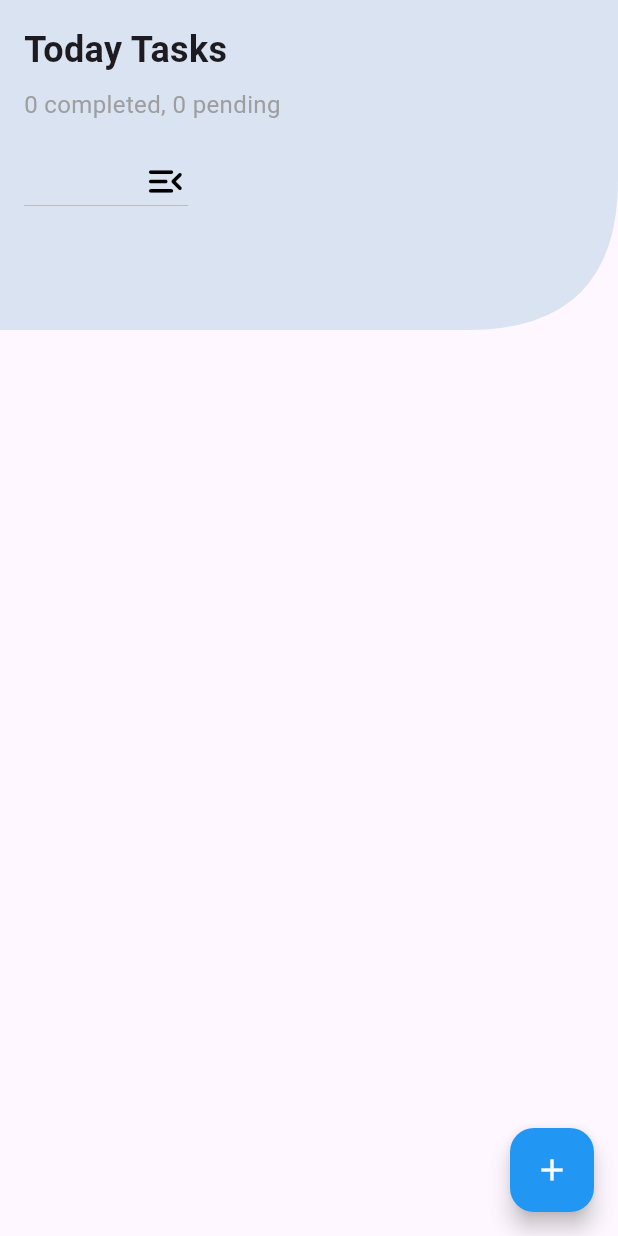
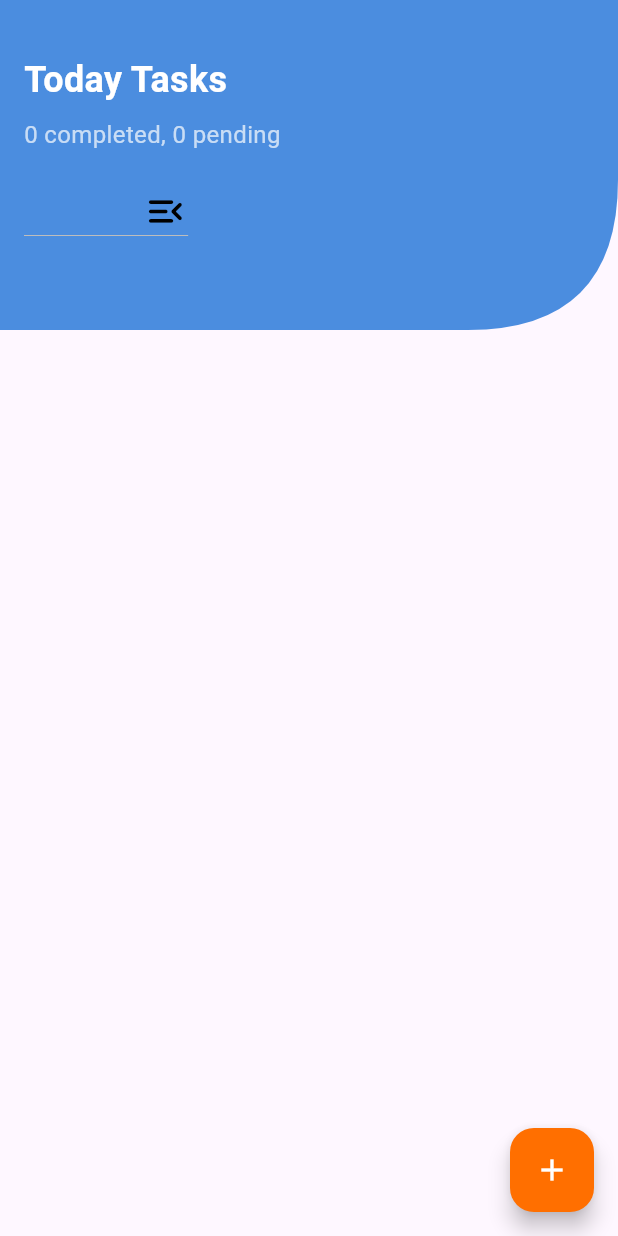
Before and after one commit to summydev/sunotes, a Flutter app: the screen it shows after launch, after a tap on "Today", on a phone screen of 412 x 824 dp. Run offline on Flutter 3.47's test engine with Material 3 defaults, Android fonts, the phone set to English and light mode, and no system bars.

Commit message:
worked on the branding and theme

```diff
--- a/lib/providers/task_provider.dart
+++ b/lib/providers/task_provider.dart
@@ -8,15 +8,16 @@ class TaskProvider extends ChangeNotifier {
   TaskFilter _filter = TaskFilter.all;
 
   final Map<String, Color> _categoryColors = {
-    'Work': Colors.red,
-    'Personal': Colors.green,
-    'Health': Colors.blue,
-    'Hobby': Colors.orange
+    'Uncategorized': Colors.grey,
+    'Work': const Color.fromARGB(255, 126, 180, 241),
+    'Personal': const Color.fromARGB(255, 50, 202, 114),
+    'Shopping': const Color.fromARGB(255, 233, 28, 96),
+    'Health': const Color.fromARGB(255, 69, 73, 69),
   };
 
   // Getter for category colors
   Color getCategoryColor(String category) {
-    return _categoryColors[category] ?? Colors.blue;
+    return _categoryColors[category] ?? const Color.fromARGB(255, 32, 145, 238);
   }
 
 //Getter for task based on categories
--- a/lib/screens/home_screen.dart
+++ b/lib/screens/home_screen.dart
@@ -2,6 +2,7 @@ import 'package:flutter/material.dart';
 import 'package:provider/provider.dart';
 import 'package:sunotes/providers/task_provider.dart';
 import 'package:sunotes/screens/viewtodos_screen.dart';
+import 'package:sunotes/widgets/brand_colors.dart'; // Import the brand colors
 
 class HomeScreen extends StatelessWidget {
   const HomeScreen({super.key});
@@ -9,10 +10,26 @@ class HomeScreen extends StatelessWidget {
   @override
   Widget build(BuildContext context) {
     final filters = [
-      {'label': 'Today', 'filter': 'Today', 'color': Colors.red},
-      {'label': 'Tomorrow', 'filter': 'Tomorrow', 'color': Colors.blue},
-      {'label': 'This Week', 'filter': 'This Week', 'color': Colors.green},
-      {'label': 'This Month', 'filter': 'This Month', 'color': Colors.purple}
+      {
+        'label': 'Today',
+        'filter': 'Today',
+        'color': BrandColors.secondaryColor
+      },
+      {
+        'label': 'Tomorrow',
+        'filter': 'Tomorrow',
+        'color': BrandColors.primaryColor
+      },
+      {
+        'label': 'This Week',
+        'filter': 'This Week',
+        'color': BrandColors.accentColor
+      },
+      {
+        'label': 'This Month',
+        'filter': 'This Month',
+        'color': BrandColors.textColor
+      },
     ];
 
     final taskProvider = Provider.of<TaskProvider>(context);
@@ -37,7 +54,8 @@ class HomeScreen extends StatelessWidget {
           ],
         ),
         toolbarHeight: 100,
-        backgroundColor: Colors.white,
+        backgroundColor:
+            BrandColors.primaryColor, // Using the primary brand color
         elevation: 0,
       ),
       body: Padding(
--- a/lib/screens/viewtodos_screen.dart
+++ b/lib/screens/viewtodos_screen.dart
@@ -4,6 +4,7 @@ import 'package:sunotes/models/task_model.dart';
 import 'package:sunotes/providers/task_provider.dart';
 import 'package:sunotes/widgets/addtaskdialog.dart';
 import 'package:sunotes/widgets/task_list.dart';
+import 'package:sunotes/widgets/brand_colors.dart'; // Import the brand colors
 
 extension DateTimeComparison on DateTime {
   bool isSameDay(DateTime other) {
@@ -71,24 +72,28 @@ class ViewTodoScreen extends StatelessWidget {
             child: AppBar(
               elevation: 1,
               toolbarHeight: 160,
-              backgroundColor: const Color.fromARGB(255, 224, 235, 245),
+              backgroundColor: BrandColors.primaryColor, // Primary brand color
               automaticallyImplyLeading: false,
               flexibleSpace: Padding(
                 padding: const EdgeInsets.all(16.0),
                 child: Column(
                   crossAxisAlignment: CrossAxisAlignment.start,
                   children: [
+                    SizedBox(height: 20.0),
                     Text(
                       '$filter Tasks',
-                      style: const TextStyle(
-                          fontSize: 24, fontWeight: FontWeight.bold),
+                      style: TextStyle(
+                          fontSize: 24,
+                          fontWeight: FontWeight.bold,
+                          color: Colors.white), // White text for contrast
                     ),
                     const SizedBox(height: 8),
                     Text(
                       '$completedCount completed, $pendingCount pending',
                       style: const TextStyle(
                         fontSize: 16,
-                        color: Colors.grey,
+                        color:
+                            Colors.white70, // Lighter white for secondary text
                       ),
                     ),
                     const SizedBox(height: 16),
@@ -132,7 +137,7 @@ class ViewTodoScreen extends StatelessWidget {
             showDialog(
                 context: context, builder: (context) => const AddTaskDialog());
           },
-          backgroundColor: Colors.blue,
+          backgroundColor: BrandColors.accentColor, // Accent color for button
           child: const Icon(Icons.add, color: Colors.white),
         ),
       );
--- /dev/null
+++ b/lib/widgets/brand_colors.dart
@@ -0,0 +1,12 @@
+import 'package:flutter/material.dart';
+
+class BrandColors {
+  static const Color primaryColor = Color(0xFF4A90E2); // Light blue
+  static const Color accentColor = Color(0xFFFF6F00); // Vibrant orange
+  static const Color secondaryColor = Color(0xFF27AE60); // Medium green
+  static const Color backgroundColor =
+      Color(0xFFF4F4F4); // Light gray background
+  static const Color textColor = Color(0xFF2C3E50); // Dark gray for text
+  static const Color cardColor = Color(0xFFFFFFFF); // White cards
+  static const dangerColor = Color(0xFFFF4C4C); // Red for danger
+}
```
Also changed, not shown: lib/screens/task_detail_screen.dart (+24 -13 lines), lib/widgets/addtaskdialog.dart (+25 -10 lines), lib/widgets/filter_task_deadline.dart (deleted, +0 -49 lines), lib/widgets/task_item.dart (+75 -10 lines), lib/widgets/task_list.dart (+8 -2 lines).
